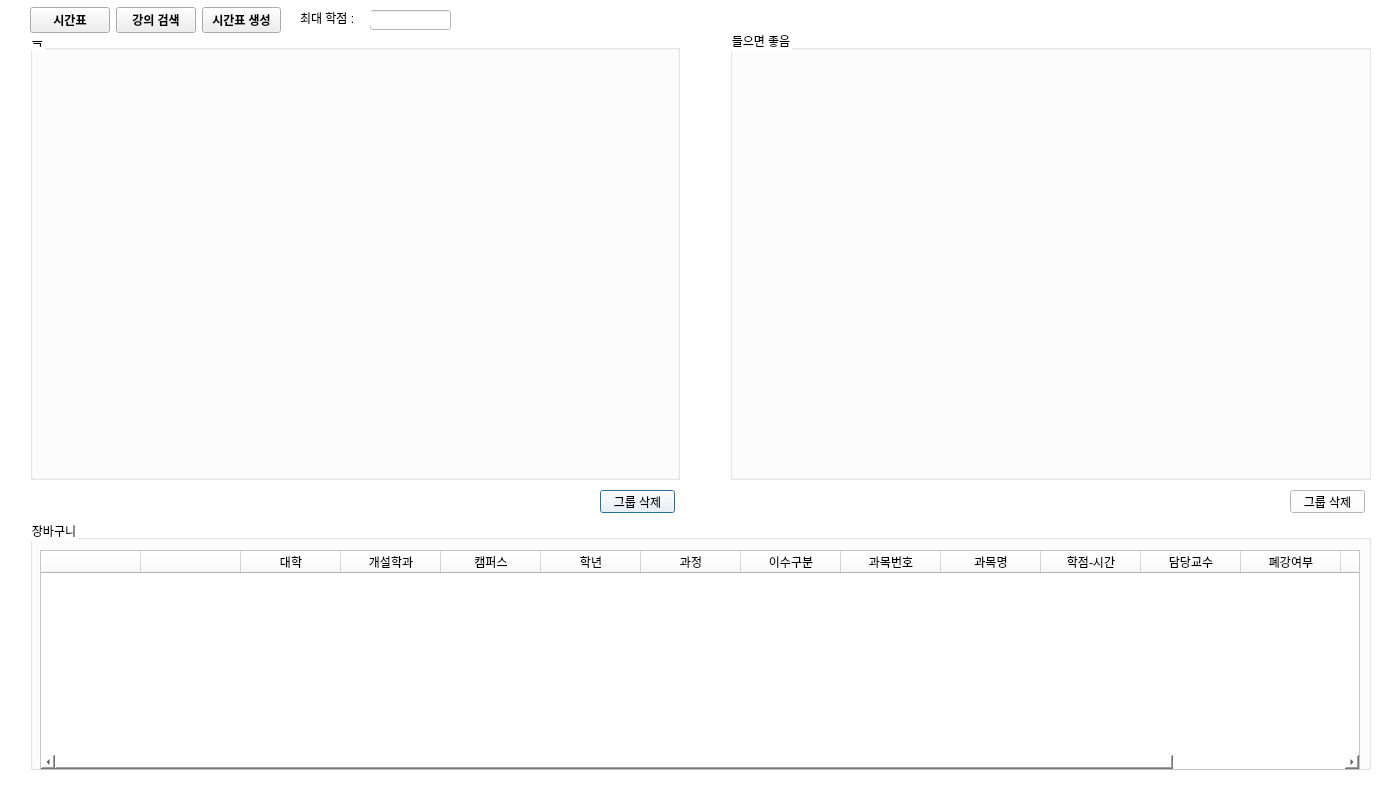
This is magic.ui in rocknroll17/Lecture-Scheduler as Qt 5 draws it before an edit. The edited form follows.
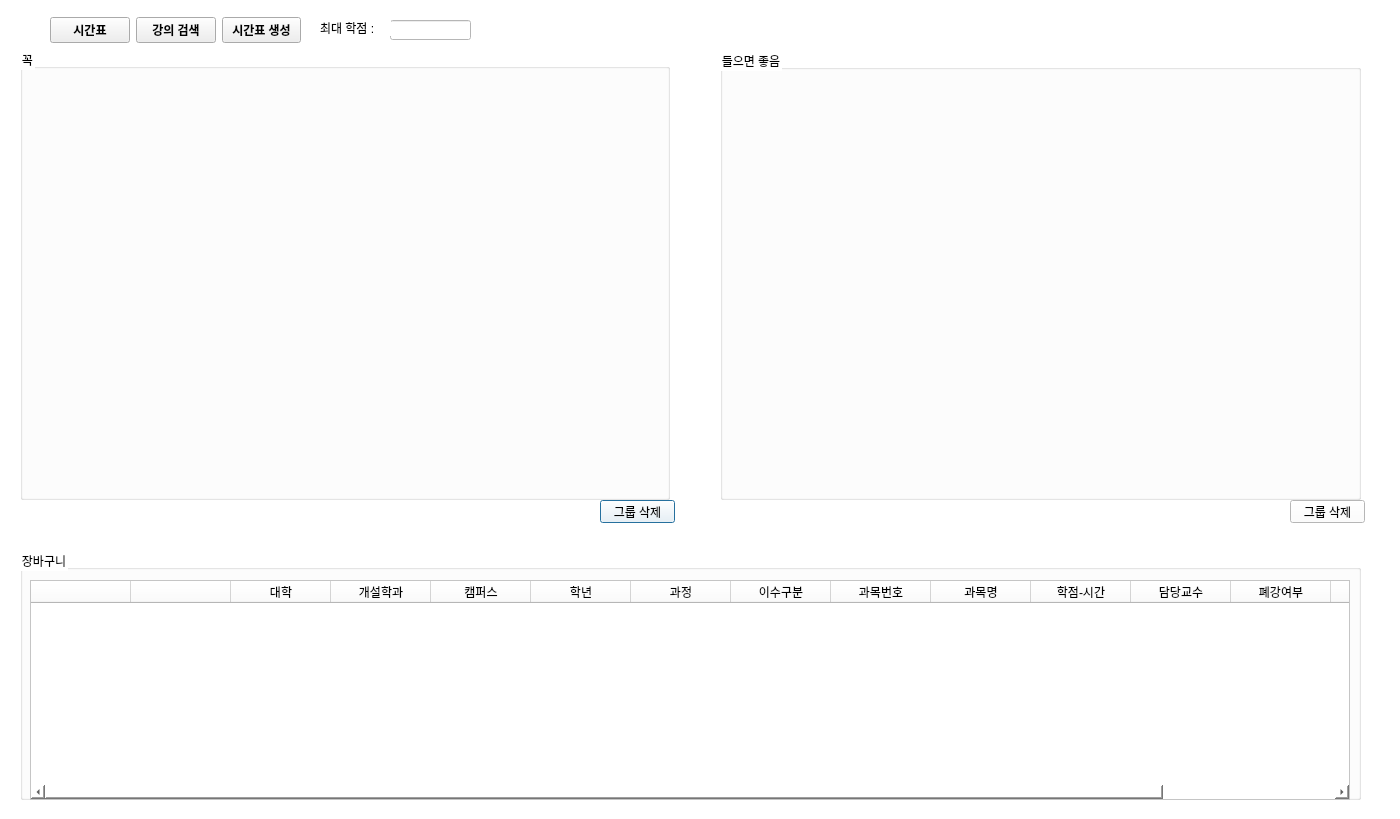
This is the edited form.

Commit message: 사이즈 변경

Patch:
```diff
--- a/magic.ui
+++ b/magic.ui
@@ -7,7 +7,7 @@
     <x>0</x>
     <y>0</y>
     <width>1400</width>
-    <height>800</height>
+    <height>819</height>
    </rect>
   </property>
   <property name="minimumSize">
@@ -31,8 +31,8 @@
   <widget class="QGroupBox" name="groupBox_3">
    <property name="geometry">
     <rect>
-     <x>30</x>
-     <y>520</y>
+     <x>20</x>
+     <y>550</y>
      <width>1341</width>
      <height>250</height>
     </rect>
@@ -181,10 +181,10 @@
   <widget class="QGroupBox" name="groupMust">
    <property name="geometry">
     <rect>
-     <x>30</x>
-     <y>30</y>
+     <x>20</x>
+     <y>49</y>
      <width>650</width>
-     <height>450</height>
+     <height>451</height>
     </rect>
    </property>
    <property name="sizePolicy">
@@ -218,8 +218,8 @@
   <widget class="QGroupBox" name="groupPrefer">
    <property name="geometry">
     <rect>
-     <x>730</x>
-     <y>30</y>
+     <x>720</x>
+     <y>50</y>
      <width>641</width>
      <height>450</height>
     </rect>
@@ -250,7 +250,7 @@
    <property name="geometry">
     <rect>
      <x>600</x>
-     <y>490</y>
+     <y>500</y>
      <width>75</width>
      <height>23</height>
     </rect>
@@ -263,7 +263,7 @@
    <property name="geometry">
     <rect>
      <x>1290</x>
-     <y>490</y>
+     <y>500</y>
      <width>75</width>
      <height>23</height>
     </rect>
@@ -275,8 +275,8 @@
   <widget class="QWidget" name="layoutWidget">
    <property name="geometry">
     <rect>
-     <x>30</x>
-     <y>0</y>
+     <x>50</x>
+     <y>10</y>
      <width>251</width>
      <height>41</height>
     </rect>
@@ -356,8 +356,8 @@
   <widget class="QLineEdit" name="credit_edit">
    <property name="geometry">
     <rect>
-     <x>370</x>
-     <y>10</y>
+     <x>390</x>
+     <y>20</y>
      <width>81</width>
      <height>20</height>
     </rect>
@@ -366,8 +366,8 @@
   <widget class="QLabel" name="label">
    <property name="geometry">
     <rect>
-     <x>300</x>
-     <y>10</y>
+     <x>320</x>
+     <y>20</y>
      <width>71</width>
      <height>16</height>
     </rect>
```
